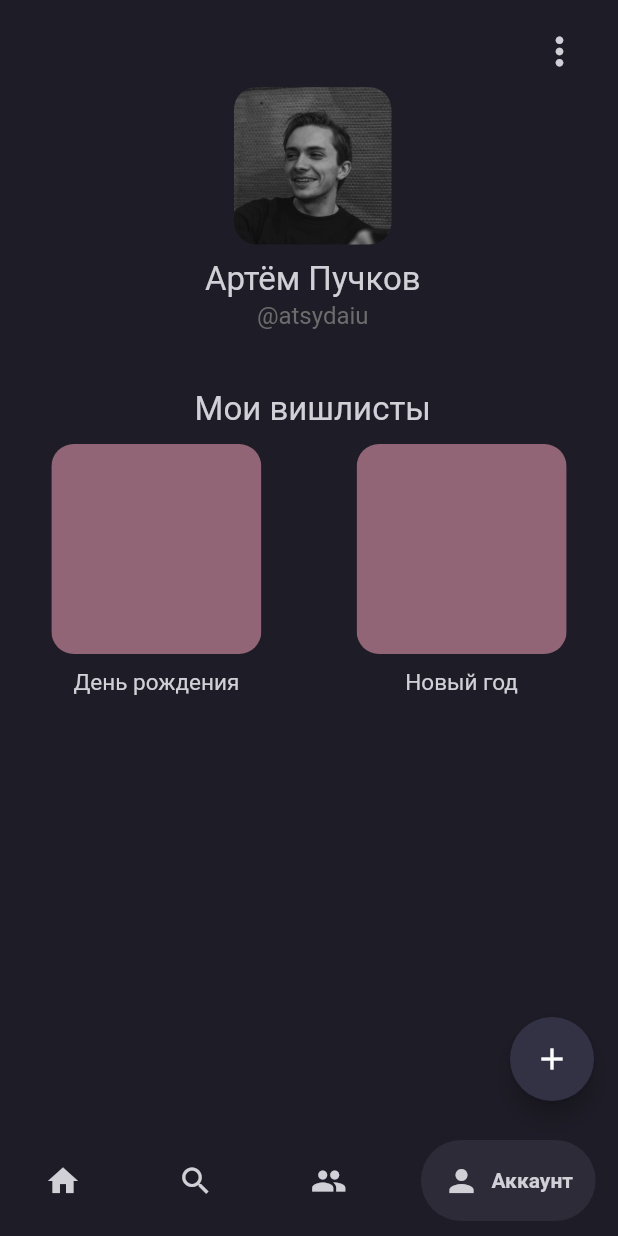
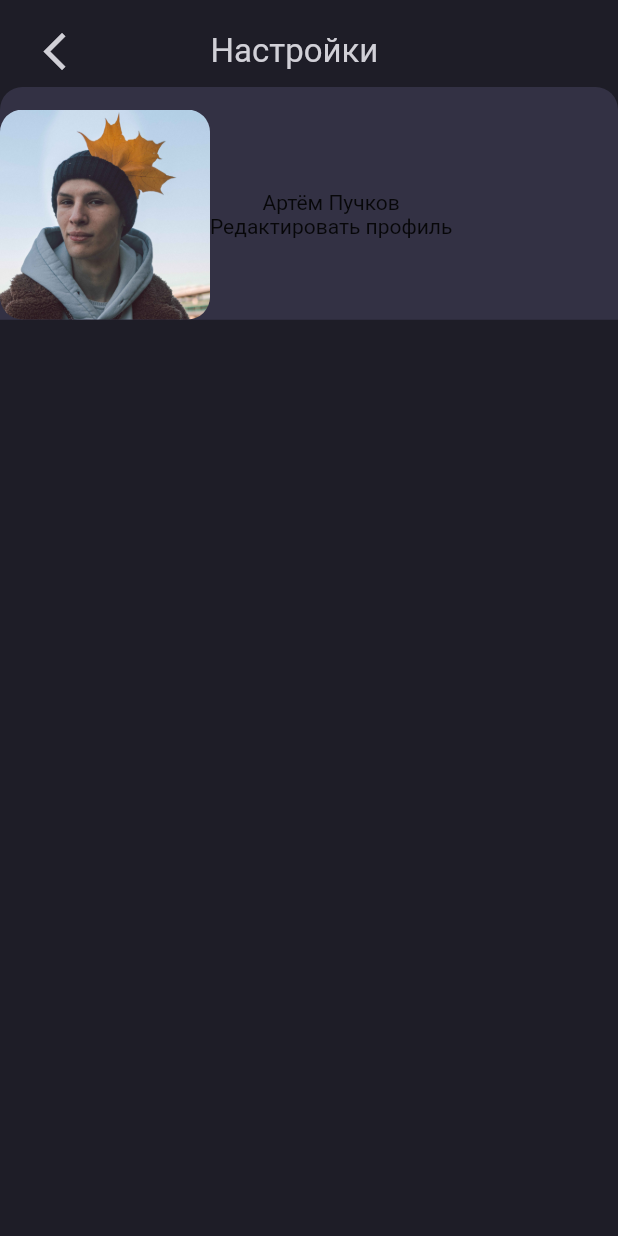
Before and after one commit to irunner1/Wishlist, a Flutter app: the screen it shows after launch, item 4 of the bottom bar chosen, after a tap on the "more vert" icon, on a phone screen of 412 x 824 dp. Run offline on Flutter 3.47's test engine with Material 2 defaults, Android fonts, the phone set to English and light mode, and no system bars; drawn by our look-alikes of google_nav_bar; Roboto replaces fonts that are missing (Montserrat).

Commit message:
added settings page

```diff
--- a/lib/main.dart
+++ b/lib/main.dart
@@ -14,7 +14,6 @@ class MyApp extends StatefulWidget {
 }
 
 class _MyAppState extends State<MyApp> {
-
   @override
   Widget build(BuildContext context) {
     return MaterialApp(
--- a/lib/pages/account_page.dart
+++ b/lib/pages/account_page.dart
@@ -1,12 +1,13 @@
 import 'dart:developer';
 
 import 'package:flutter/material.dart';
+import 'package:testwish/pages/settings.dart';
 import '../helpers/colors.dart';
 import '../helpers/person.dart';
 import 'list_page.dart';
 
 class AccountPage extends StatefulWidget {
-  const AccountPage({ Key? key }) : super(key: key);
+  const AccountPage({Key? key}) : super(key: key);
 
   @override
   State<AccountPage> createState() => _AccountPageState();
@@ -31,11 +32,19 @@ class _AccountPageState extends State<AccountPage> {
                       children: [
                         const Spacer(),
                         IconButton(
-                        icon: const Icon(Icons.more_vert, color: AppColors.textColor),
+                          icon: const Icon(
+                            Icons.more_vert,
+                            color: AppColors.textColor
+                          ),
                           iconSize: 30,
                           splashRadius: 30,
-                        onPressed: (){
-                          log('settings');
+                          onPressed: () {
+                            Navigator.push(
+                              context,
+                              MaterialPageRoute(
+                                builder: (context) => const MySettings()
+                              ),
+                            );
                           },
                         ),
                       ],
@@ -50,17 +59,21 @@ class _AccountPageState extends State<AccountPage> {
                       ),
                     ),
                     Container(height: 10),
-                  Text(user[0].name + ' ' + user[0].surname, style: const TextStyle(fontSize: 22, color: AppColors.textColor)), //добавить $username
+                    Text(user[0].name + ' ' + user[0].surname,
+                        style: const TextStyle(
+                          fontSize: 22,
+                          color: AppColors.textColor)
+                        ), //добавить $username
                     Container(height: 2),
-                  Text(
-                    '@' + user[0].nickname,
-                    style: const TextStyle( fontSize: 16, color: AppColors.subtextColor)
-                  ),
+                    Text('@' + user[0].nickname,
+                        style: const TextStyle(
+                            fontSize: 16, color: AppColors.subtextColor)),
                     Container(height: 40),
-                  const Text('Мои вишлисты', style: TextStyle(fontSize: 22, color: AppColors.textColor)),
+                    const Text('Мои вишлисты',
+                        style: TextStyle(
+                            fontSize: 22, color: AppColors.textColor)),
                   ],
-              )
-            ),
+                )),
           ],
         ),
         SizedBox(
@@ -83,7 +96,8 @@ class _AccountPageState extends State<AccountPage> {
                         children: <Widget>[
                           ClipRRect(
                             borderRadius: BorderRadius.circular(15),
-                        child: Container( //заменить на image asset
+                            child: Container(
+                              //заменить на image asset
                               width: 140,
                               height: 140,
                               color: AppColors.itemColor,
@@ -100,24 +114,25 @@ class _AccountPageState extends State<AccountPage> {
                           // ),
                           const Padding(padding: EdgeInsets.only(top: 10)),
                           Text(user[0].wishes[index].wishlistName,
-                        style: const TextStyle(fontSize: 15, color: AppColors.textColor),
+                              style: const TextStyle(
+                                  fontSize: 15, color: AppColors.textColor),
                               overflow: TextOverflow.fade,
                               maxLines: 1,
-                          softWrap: false
-                        )
+                              softWrap: false)
                         ],
                       ),
                     ),
                     onTap: () {
                       Navigator.push(
                         context,
-                    MaterialPageRoute(builder: (context) => ListPage(wishlistIndex: index,)),
+                        MaterialPageRoute(
+                            builder: (context) => ListPage(
+                                  wishlistIndex: index,
+                                )),
                       );
                     },
                   );
-            }
-          )
-        ),
+                })),
       ],
     );
   }
--- /dev/null
+++ b/lib/pages/settings.dart
@@ -0,0 +1,102 @@
+import 'account_page.dart';
+import 'package:flutter/material.dart';
+import '../helpers/colors.dart';
+
+class MySettings extends StatelessWidget {
+  const MySettings({Key? key}) : super(key: key);
+
+  @override
+  Widget build(BuildContext context) {
+    return Scaffold(
+      body: ListView(
+        children: [
+          ListView(
+            shrinkWrap: true,
+            physics: const NeverScrollableScrollPhysics(),
+            children: <Widget>[
+              Container(
+                  margin: const EdgeInsets.only(top: 10),
+                  padding: const EdgeInsets.only(left: 20, right: 15),
+                  child: Column(
+                    mainAxisAlignment: MainAxisAlignment.spaceBetween,
+                    children: <Widget>[
+                      Row(
+                        mainAxisAlignment: MainAxisAlignment.spaceBetween,
+                        children: [
+                          IconButton(
+                            icon: const Icon(
+                              Icons.arrow_back_ios,
+                              color: AppColors.textColor
+                            ),
+                            iconSize: 30,
+                            splashRadius: 30,
+                            onPressed: () {
+                              Navigator.pop(context);
+                            },
+                          ),
+                          const Spacer(),
+                          const Text(
+                            'Настройки',
+                            style: TextStyle(
+                                fontSize: 22, color: AppColors.textColor),
+                            overflow: TextOverflow.fade,
+                            maxLines: 1,
+                            softWrap: false,
+                          ),
+                          const Spacer(flex: 2,)
+                        ],
+                      )
+                    ],
+                  )),
+            ],
+          ),
+          Container(
+            padding: const EdgeInsets.only(top: 15),
+            // margin: const EdgeInsets.only(top: 15),
+            decoration: const BoxDecoration(
+              borderRadius: BorderRadius.only(
+                topRight: Radius.circular(15),
+                topLeft: Radius.circular(15),
+              ),
+              color: AppColors.foregroundColor,
+            ),
+            child: Column(children: <Widget>[
+              Container(
+                decoration: const BoxDecoration(
+                  borderRadius: BorderRadius.only(
+                    topRight: Radius.circular(15),
+                    topLeft: Radius.circular(15),
+                  ),
+                  color: AppColors.foregroundColor,
+                ),
+                child: Column(
+                  children: [
+                    Row(
+                      children: [
+                        ClipRRect(
+                          borderRadius: BorderRadius.circular(15),
+                          child: Image.asset(
+                            'lib/assets/anto.jpg',
+                            fit: BoxFit.cover,
+                            width: 140,
+                            height: 140,
+                          ),
+                        ),
+                        Column(
+                          children: const [
+                            Text('Артём Пучков'),
+                            Text('Редактировать профиль')
+                          ],
+                        )
+                      ],
+                    )
+                  ],
+                ),
+              ),
+            ]),
+          ),
+        ]
+      ),
+    );
+  }
+}
```
Also changed, not shown: lib/main_page.dart (+14 -17 lines), pubspec.lock, 3 other files. Lines whose indentation alone changed are shown as unchanged.
